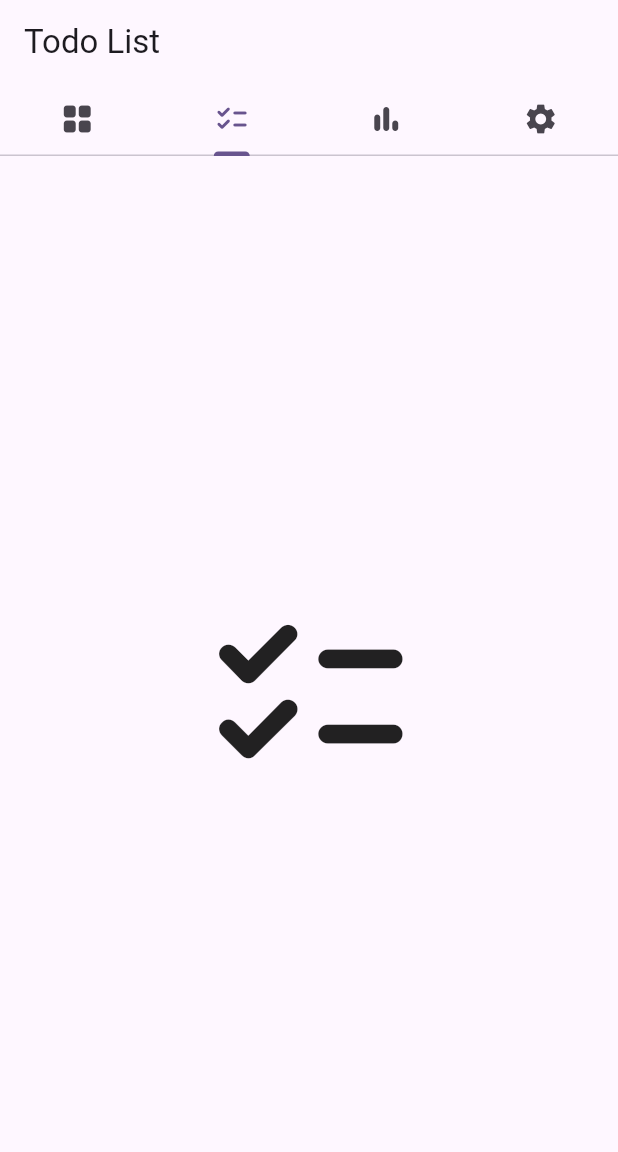
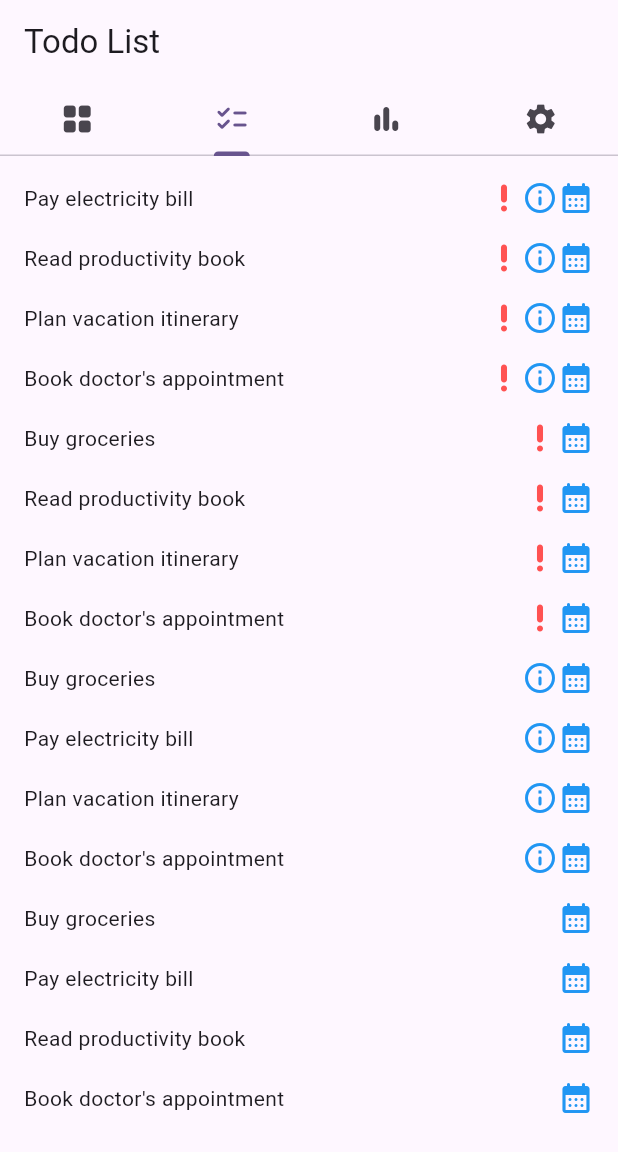
Before and after one commit to milanjr/Public-todo_app_flutter, a Flutter app: the screen it shows after launch, tab 2 chosen, on a phone screen of 412 x 824 dp. Shown: the top 1152 px of the screen. Run offline on Flutter 3.47's test engine with Material 3 defaults, Android fonts, the phone set to English and light mode, and no system bars.

Commit message:
TaskListaPage added

```diff
--- /dev/null
+++ b/lib/models/task.dart
@@ -0,0 +1,23 @@
+// lib/models/task.dart
+class Task {
+  final String title;
+  final bool isUrgent;
+  final bool isImportant;
+
+  Task({
+    required this.title,
+    this.isUrgent = false,
+    this.isImportant = false,
+  });
+
+  // Helper to get quadrant index
+  int get quadrantIndex {
+    if (isUrgent && isImportant) return 0; // Very Urgent
+    if (isUrgent && !isImportant) return 1; // Urgent
+    if (!isUrgent && isImportant) return 2; // Important
+    return 3; // Hmm...
+  }
+
+  @override
+  String toString() => 'Task(title: $title, urgent: $isUrgent, important: $isImportant)';
+}
--- /dev/null
+++ b/lib/view_models/eisenhower_matrix_view_model.dart
@@ -0,0 +1,81 @@
+// lib/viewmodels/matrix_viewmodel.dart
+import 'package:flutter/material.dart';
+import '../models/task.dart';
+
+class EisenhowerMatrixViewModel extends ChangeNotifier {
+  List<Task> _tasks = [
+    // Task(title: "Buy groceries", isUrgent: true, isImportant: true),
+    Task(title: "Pay electricity bill", isUrgent: true, isImportant: true),
+    Task(title: "Read productivity book", isUrgent: true, isImportant: true),
+    Task(title: "Plan vacation itinerary", isUrgent: true, isImportant: true),
+    Task(title: "Book doctor's appointment", isUrgent: true, isImportant: true),
+
+    Task(title: "Buy groceries", isUrgent: true, isImportant: false),
+    // Task(title: "Pay electricity bill", isUrgent: true, isImportant: false),
+    Task(title: "Read productivity book", isUrgent: true, isImportant: false),
+    Task(title: "Plan vacation itinerary", isUrgent: true, isImportant: false),
+    Task(title: "Book doctor's appointment", isUrgent: true, isImportant: false),
+
+    Task(title: "Buy groceries", isUrgent: false, isImportant: true),
+    Task(title: "Pay electricity bill", isUrgent: false, isImportant: true),
+    // Task(title: "Read productivity book", isUrgent: false, isImportant: true),
+    Task(title: "Plan vacation itinerary", isUrgent: false, isImportant: true),
+    Task(title: "Book doctor's appointment", isUrgent: false, isImportant: true),
+
+    Task(title: "Buy groceries", isUrgent: false, isImportant: false),
+    Task(title: "Pay electricity bill", isUrgent: false, isImportant: false),
+    Task(title: "Read productivity book", isUrgent: false, isImportant: false),
+    // Task(title: "Plan vacation itinerary", isUrgent: false, isImportant: false),
+    Task(title: "Book doctor's appointment", isUrgent: false, isImportant: false),
+  ];
+
+  List<Task> get tasks => _tasks;
+
+  // Group tasks by quadrant
+  List<List<Task>> get quadrants {
+    final q = List.generate(4, (i) => <Task>[]);
+    for (var task in _tasks) {
+      q[task.quadrantIndex].add(task);
+    }
+    return q;
+  }
+
+  // Add new task
+  void addTask(String title, {bool isUrgent = false, bool isImportant = false}) {
+    _tasks.add(Task(title: title, isUrgent: isUrgent, isImportant: isImportant));
+    notifyListeners();
+  }
+
+  // Remove task
+  void removeTask(Task task) {
+    _tasks.remove(task);
+    notifyListeners();
+  }
+
+  // Get count for each quadrant
+  int getCount(int quadrantIndex) {
+    return quadrants[quadrantIndex].length;
+  }
+
+  // Get header color for quadrant
+  Color getQuadrantColor(int quadrantIndex) {
+    switch (quadrantIndex) {
+      case 0: return Colors.red[200]!;
+      case 1: return Colors.green[200]!;
+      case 2: return Colors.yellow[200]!;
+      case 3: return Colors.blue[200]!;
+      default: return Colors.grey[200]!;
+    }
+  }
+
+  // Get header text for quadrant
+  String getQuadrantTitle(int quadrantIndex) {
+    switch (quadrantIndex) {
+      case 0: return "Very Urgent";
+      case 1: return "Urgent";
+      case 2: return "Important";
+      case 3: return "Hmm...";
+      default: return "Unknown";
+    }
+  }
+}
--- /dev/null
+++ b/lib/views/task_list_page.dart
@@ -0,0 +1,44 @@
+import 'package:flutter/material.dart';
+import 'package:provider/provider.dart';
+import '../view_models/eisenhower_matrix_view_model.dart';
+
+
+class TaskListPage extends StatelessWidget {
+  const TaskListPage({super.key});
+
+  @override
+  Widget build(BuildContext context) {
+    return Padding(
+      padding: const EdgeInsets.all(8.0),
+      child: ChangeNotifierProvider(
+        create: (context) => EisenhowerMatrixViewModel(),
+        child: Consumer<EisenhowerMatrixViewModel>(
+          builder: (context, vm, child) {
+            return Center(
+              child: Column(
+                children: List.generate(vm.tasks.length, (index) {
+                  final task = vm.tasks[index];
+                  return Padding(
+                    padding: const EdgeInsets.all(8.0),
+                    child: Row(
+                      children: [
+                        Text(task.title),
+                        Spacer(),
+                        if (task.isUrgent)
+                          Icon(Icons.priority_high_rounded, color: Colors.redAccent,),
+                        if (task.isImportant)
+                        Icon(Icons.info_outline_rounded, color: Colors.blue,),
+                        Icon(Icons.calendar_month_rounded, color: Colors.blue,),
+
+                      ],
+                    ),
+                  );
+                }),
+              )
+                );
+          }
+        ),
+      ),
+    );
+  }
+}
--- a/lib/views/todo_main_page.dart
+++ b/lib/views/todo_main_page.dart
@@ -2,6 +2,7 @@
 import 'package:flutter/material.dart';
 
 import 'eisenhower_matrix_page.dart';
+import 'task_list_page.dart';
 
 class TodoMainPage extends StatelessWidget {
   const TodoMainPage({super.key});
@@ -25,9 +26,9 @@ class TodoMainPage extends StatelessWidget {
         body: const TabBarView( // Content corresponding to the tabs
           children: [
             EisenhowerMatrixPage(),
+            TaskListPage(),
             Center(child: Icon(Icons.checklist_rounded, size: 150)),
             Center(child: Icon(Icons.bar_chart_rounded, size: 150)),
-            Center(child: Icon(Icons.settings, size: 150)),
           ],
         ),
       ),
--- a/pubspec.yaml
+++ b/pubspec.yaml
@@ -34,6 +34,7 @@ dependencies:
   # The following adds the Cupertino Icons font to your application.
   # Use with the CupertinoIcons class for iOS style icons.
   cupertino_icons: ^1.0.8
+  provider: ^6.1.5+1
 
 dev_dependencies:
   flutter_test:
```
